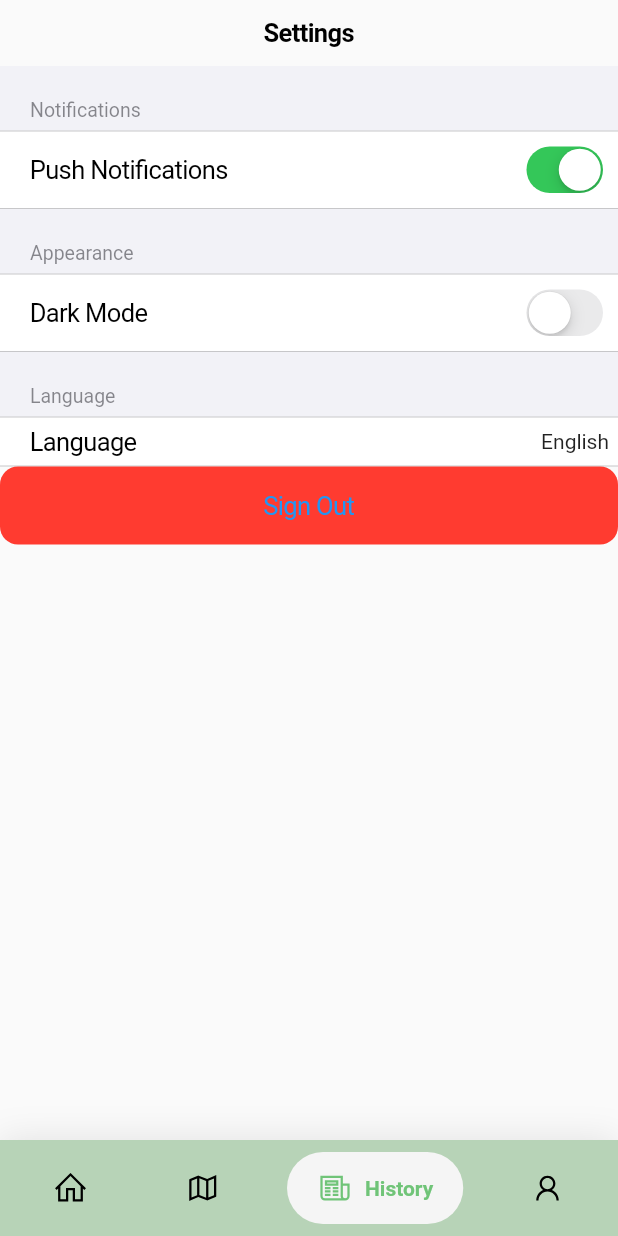
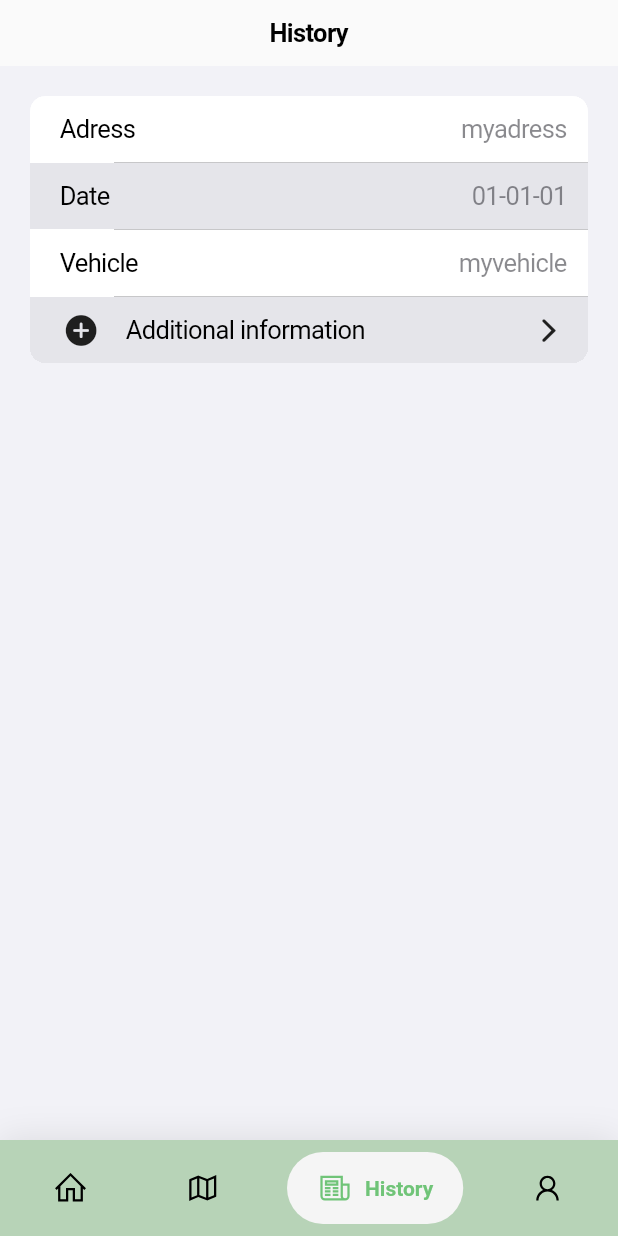
Before and after one commit to lithium-lamp/Flutter-proj-git-functionality, a Flutter app: the screen it shows after launch, item 3 of the bottom bar chosen, on a phone screen of 412 x 824 dp. Run offline on Flutter 3.47's test engine with Material 2 defaults, Android fonts, the phone set to English and light mode, and no system bars; drawn by our look-alikes of google_nav_bar; our stand-ins replace google_maps_flutter, line_icons.

Commit message:
modified:   proj_git_functionality/lib/main.dart 	new file:   proj_git_functionality/lib/screens/history_screen.dart 	new file:   proj_git_functionality/lib/widgets/history_widget.dart

```diff
--- a/proj_git_functionality/lib/main.dart
+++ b/proj_git_functionality/lib/main.dart
@@ -1,7 +1,7 @@
 import './screens/home_screen.dart';
 import './screens/profile_screen.dart';
-import './screens/settings_screen.dart';
 import './screens/map_screen.dart';
+import './screens/history_screen.dart';
 
 
 import 'package:flutter/material.dart';
@@ -31,7 +31,7 @@ class _MyAppState extends State<MyApp> {
   static const List<Widget> _widgetOptions = <Widget>[
     HomeScreen(),
     MapScreen(),
-    SettingsScreen(),
+    HistoryScreen(),
     ProfileScreen(),
   ];
 
--- /dev/null
+++ b/proj_git_functionality/lib/screens/history_screen.dart
@@ -0,0 +1,16 @@
+import 'package:flutter/cupertino.dart';
+import '/widgets/app_layout.dart';
+import '/widgets/history_widget.dart';
+
+class HistoryScreen extends StatelessWidget {
+  const HistoryScreen({super.key});
+
+  @override
+  Widget build(BuildContext context) {
+    return const AppLayout(
+      title: 'History',
+      child: HistoryWidget(adress: 'myadress', date: '01-01-01',
+      vehicle: 'myvehicle'),
+    );
+  }
+}
--- /dev/null
+++ b/proj_git_functionality/lib/widgets/history_widget.dart
@@ -0,0 +1,39 @@
+import 'package:flutter/cupertino.dart';
+
+class HistoryWidget extends StatelessWidget {
+  final String adress;
+  final String date;
+  final String vehicle;
+
+  //final Widget child;
+
+  const HistoryWidget({super.key, required this.adress, required this.date, required this.vehicle});
+
+  @override
+  Widget build(BuildContext context) {
+    return CupertinoListSection.insetGrouped(
+        children: [
+              CupertinoListTile(
+                title: const Text('Adress'),
+                additionalInfo: Text(adress),
+              ),
+              CupertinoListTile(
+                title: const Text('Date'),
+                additionalInfo: Text(date),
+                backgroundColor: CupertinoColors.lightBackgroundGray,
+              ),
+              CupertinoListTile(
+                title: const Text('Vehicle'),
+                additionalInfo: Text(vehicle),
+
+              ),
+              const CupertinoListTile(
+                title: Text('Additional information'),
+                leading: Icon(CupertinoIcons.add_circled_solid),
+                trailing: Icon(CupertinoIcons.chevron_forward),
+                backgroundColor: CupertinoColors.lightBackgroundGray,
+              ),
+        ],
+      );
+  }
+}
```
